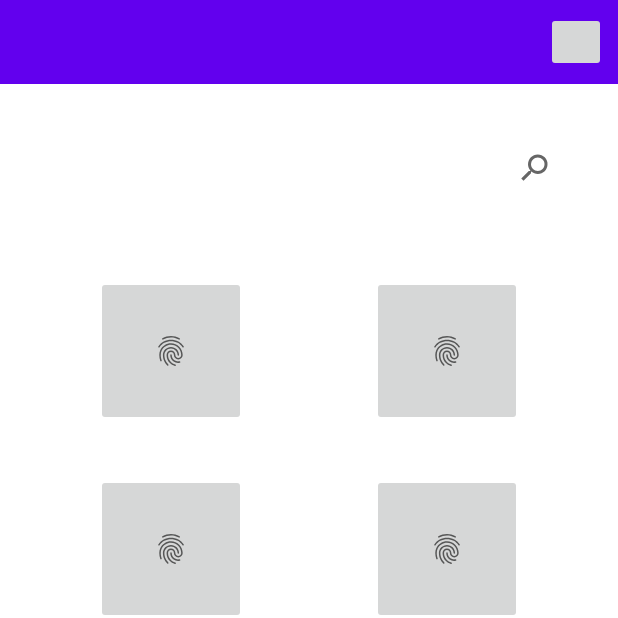
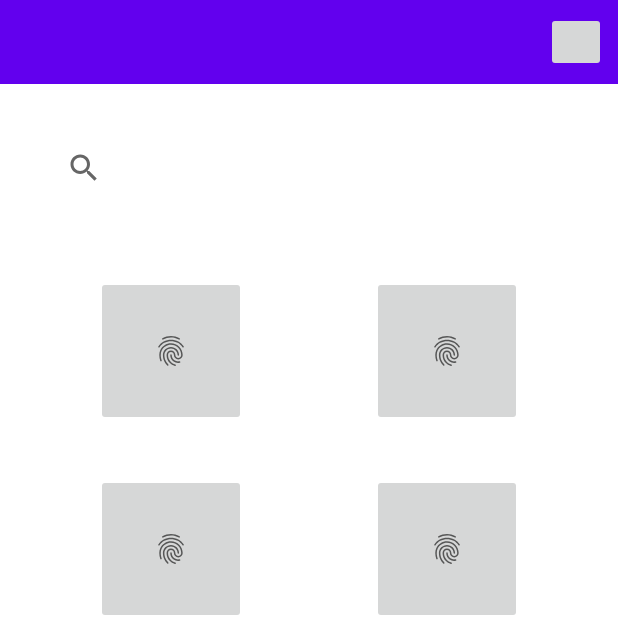
Before and after one commit to branquitoRaph/camed, an Android app: the HomeActivity screen opened directly, with no data from a screen before it, on a phone screen of 412 x 824 dp, the top half of it. Run offline under Robolectric (Android 15) with nearby library versions, the phone set to English and light mode, and no system bars.

Commit message:
conexao de cadastro, login e do home (apenas pro perfil) feitas, por algum motivo a imagem do perfil n aparece

```diff
--- a/app/src/main/java/com/jojora/camed/HomeActivity.java
+++ b/app/src/main/java/com/jojora/camed/HomeActivity.java
@@ -2,13 +2,30 @@ package com.jojora.camed;
 
 import androidx.appcompat.app.AppCompatActivity;
 
+import android.content.Intent;
 import android.os.Bundle;
+import android.view.View;
+import android.widget.Button;
+import android.widget.ImageButton;
 
 public class HomeActivity extends AppCompatActivity {
+
+    private ImageButton botaoimage;
 
     @Override
     protected void onCreate(Bundle savedInstanceState) {
         super.onCreate(savedInstanceState);
         setContentView(R.layout.activity_home);
+
+        botaoimage = findViewById(R.id.imageButtonHomeIrPerfil);
+
+        botaoimage.setOnClickListener(new View.OnClickListener() {
+            @Override
+            public void onClick(View view) {
+
+                Intent intent = new Intent(HomeActivity.this, PerfilActivity.class);
+                startActivity(intent);
+            }
+        });
     }
 }
--- a/app/src/main/res/layout/activity_cadastro.xml
+++ b/app/src/main/res/layout/activity_cadastro.xml
@@ -227,7 +227,9 @@
                     android:layout_width="wrap_content"
                     android:layout_height="wrap_content"
                     android:layout_marginTop="8dp"
+                    android:layout_marginBottom="8dp"
                     android:text="Avançar"
+                    app:layout_constraintBottom_toBottomOf="parent"
                     app:layout_constraintEnd_toEndOf="parent"
                     app:layout_constraintHorizontal_bias="0.498"
                     app:layout_constraintStart_toStartOf="parent"
--- a/app/src/main/res/layout/activity_home.xml
+++ b/app/src/main/res/layout/activity_home.xml
@@ -44,7 +44,6 @@
         android:layout_marginStart="32dp"
         android:layout_marginTop="32dp"
         android:layout_marginEnd="32dp"
-        android:rotationY="-180"
         app:layout_constraintEnd_toEndOf="parent"
         app:layout_constraintHorizontal_bias="0.0"
         app:layout_constraintStart_toStartOf="parent"
```
Also changed, not shown: app/src/main/java/com/jojora/camed/CadastroActivity.java (+17 -0 lines), app/src/main/java/com/jojora/camed/ContatoActivity.java (+17 -0 lines), app/src/main/java/com/jojora/camed/LoginActivity.java (+18 -0 lines), app/src/main/res/layout/activity_perfil.xml (+7 -5 lines).
